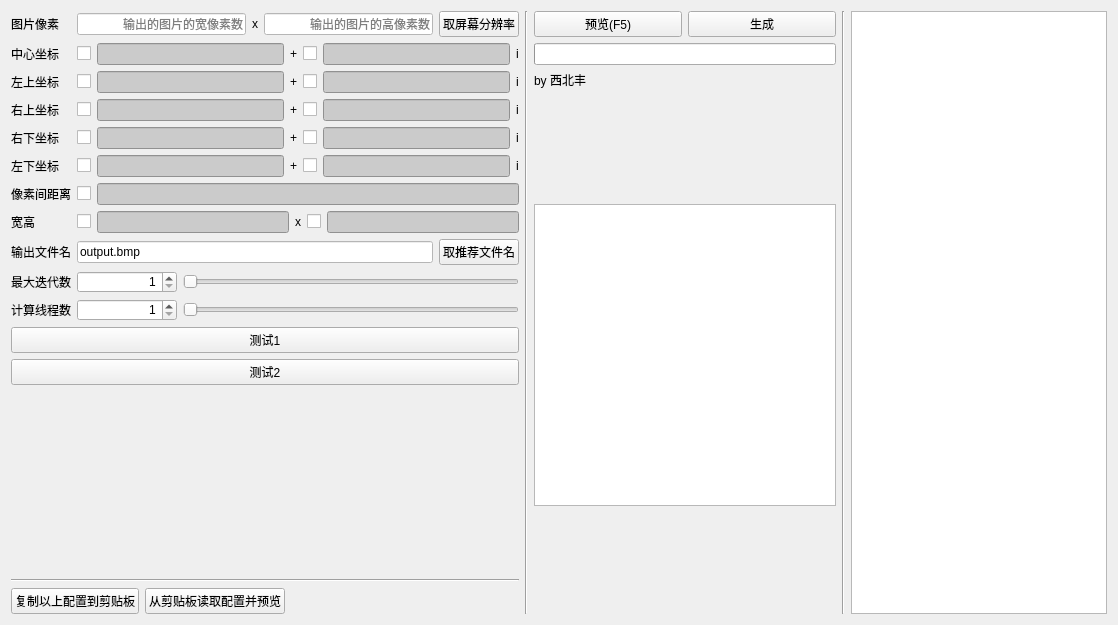
Above: mainwindow.ui from airaou/MandelbrotSetViewer before the change. Below: the same form after it.
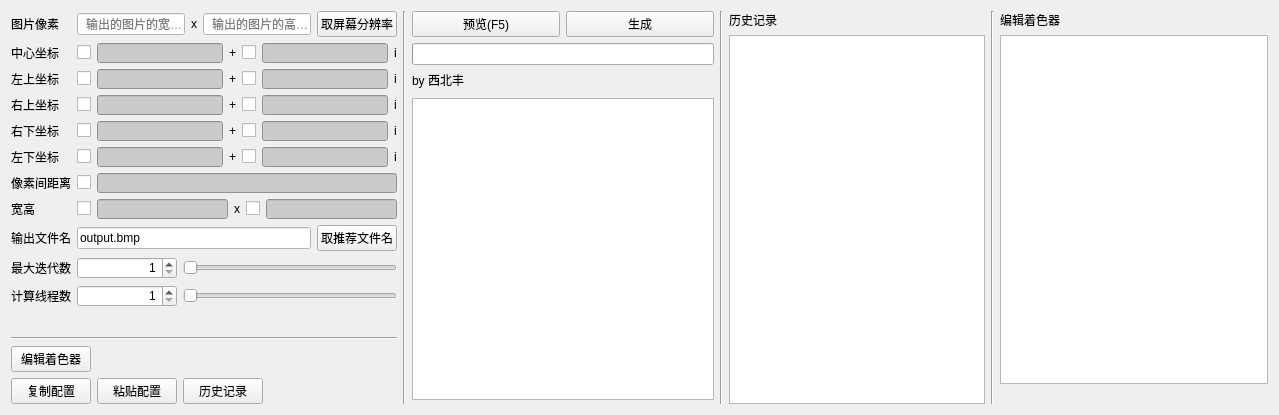
That is the form after the change.

Commit message: 完善lua着色器着色功能, 修复上色器对多线程的支持

Diff of the .ui file:
```diff
--- a/mainwindow.ui
+++ b/mainwindow.ui
@@ -6,8 +6,8 @@
    <rect>
     <x>0</x>
     <y>0</y>
-    <width>1118</width>
-    <height>625</height>
+    <width>1279</width>
+    <height>415</height>
    </rect>
   </property>
   <property name="sizeIncrement">
@@ -48,6 +48,12 @@
            <layout class="QHBoxLayout" name="horizontalLayout_20">
             <item>
              <widget class="QLineEdit" name="widthPixelLineEdit">
+              <property name="sizePolicy">
+               <sizepolicy hsizetype="MinimumExpanding" vsizetype="Fixed">
+                <horstretch>0</horstretch>
+                <verstretch>0</verstretch>
+               </sizepolicy>
+              </property>
               <property name="minimumSize">
                <size>
                 <width>0</width>
@@ -74,6 +80,12 @@
             </item>
             <item>
              <widget class="QLineEdit" name="heightPixelLineEdit">
+              <property name="sizePolicy">
+               <sizepolicy hsizetype="MinimumExpanding" vsizetype="Fixed">
+                <horstretch>0</horstretch>
+                <verstretch>0</verstretch>
+               </sizepolicy>
+              </property>
               <property name="minimumSize">
                <size>
                 <width>0</width>
@@ -119,6 +131,12 @@
             </item>
             <item>
              <widget class="QLineEdit" name="centerRealLineEdit">
+              <property name="sizePolicy">
+               <sizepolicy hsizetype="MinimumExpanding" vsizetype="Fixed">
+                <horstretch>0</horstretch>
+                <verstretch>0</verstretch>
+               </sizepolicy>
+              </property>
               <property name="minimumSize">
                <size>
                 <width>100</width>
@@ -156,6 +174,12 @@
             </item>
             <item>
              <widget class="QLineEdit" name="centerImagLineEdit">
+              <property name="sizePolicy">
+               <sizepolicy hsizetype="MinimumExpanding" vsizetype="Fixed">
+                <horstretch>0</horstretch>
+                <verstretch>0</verstretch>
+               </sizepolicy>
+              </property>
               <property name="minimumSize">
                <size>
                 <width>100</width>
@@ -204,6 +228,12 @@
             </item>
             <item>
              <widget class="QLineEdit" name="LURealLineEdit">
+              <property name="sizePolicy">
+               <sizepolicy hsizetype="MinimumExpanding" vsizetype="Fixed">
+                <horstretch>0</horstretch>
+                <verstretch>0</verstretch>
+               </sizepolicy>
+              </property>
               <property name="minimumSize">
                <size>
                 <width>0</width>
@@ -241,6 +271,12 @@
             </item>
             <item>
              <widget class="QLineEdit" name="LUImagLineEdit">
+              <property name="sizePolicy">
+               <sizepolicy hsizetype="MinimumExpanding" vsizetype="Fixed">
+                <horstretch>0</horstretch>
+                <verstretch>0</verstretch>
+               </sizepolicy>
+              </property>
               <property name="minimumSize">
                <size>
                 <width>0</width>
@@ -289,6 +325,12 @@
             </item>
             <item>
              <widget class="QLineEdit" name="RURealLineEdit">
+              <property name="sizePolicy">
+               <sizepolicy hsizetype="MinimumExpanding" vsizetype="Fixed">
+                <horstretch>0</horstretch>
+                <verstretch>0</verstretch>
+               </sizepolicy>
+              </property>
               <property name="minimumSize">
                <size>
                 <width>0</width>
@@ -326,6 +368,12 @@
             </item>
             <item>
              <widget class="QLineEdit" name="RUImagLineEdit">
+              <property name="sizePolicy">
+               <sizepolicy hsizetype="MinimumExpanding" vsizetype="Fixed">
+                <horstretch>0</horstretch>
+                <verstretch>0</verstretch>
+               </sizepolicy>
+              </property>
               <property name="minimumSize">
                <size>
                 <width>0</width>
@@ -374,6 +422,12 @@
             </item>
             <item>
              <widget class="QLineEdit" name="RDRealLineEdit">
+              <property name="sizePolicy">
+               <sizepolicy hsizetype="MinimumExpanding" vsizetype="Fixed">
+                <horstretch>0</horstretch>
+                <verstretch>0</verstretch>
+               </sizepolicy>
+              </property>
               <property name="minimumSize">
                <size>
                 <width>0</width>
@@ -411,6 +465,12 @@
             </item>
             <item>
              <widget class="QLineEdit" name="RDImagLineEdit">
+              <property name="sizePolicy">
+               <sizepolicy hsizetype="MinimumExpanding" vsizetype="Fixed">
+                <horstretch>0</horstretch>
+                <verstretch>0</verstretch>
+               </sizepolicy>
+              </property>
               <property name="minimumSize">
                <size>
                 <width>0</width>
@@ -459,6 +519,12 @@
             </item>
             <item>
              <widget class="QLineEdit" name="LDRealLineEdit">
+              <property name="sizePolicy">
+               <sizepolicy hsizetype="MinimumExpanding" vsizetype="Fixed">
+                <horstretch>0</horstretch>
+                <verstretch>0</verstretch>
+               </sizepolicy>
+              </property>
               <property name="minimumSize">
                <size>
                 <width>0</width>
@@ -496,6 +562,12 @@
             </item>
             <item>
              <widget class="QLineEdit" name="LDImagLineEdit">
+              <property name="sizePolicy">
+               <sizepolicy hsizetype="MinimumExpanding" vsizetype="Fixed">
+                <horstretch>0</horstretch>
+                <verstretch>0</verstretch>
+               </sizepolicy>
+              </property>
               <property name="minimumSize">
                <size>
                 <width>0</width>
@@ -545,6 +617,12 @@
           </item>
           <item>
            <widget class="QLineEdit" name="pixelLineEdit">
+            <property name="sizePolicy">
+             <sizepolicy hsizetype="MinimumExpanding" vsizetype="Fixed">
+              <horstretch>0</horstretch>
+              <verstretch>0</verstretch>
+             </sizepolicy>
+            </property>
             <property name="minimumSize">
              <size>
               <width>0</width>
@@ -581,6 +659,12 @@
             </item>
             <item>
              <widget class="QLineEdit" name="widthLineEdit">
+              <property name="sizePolicy">
+               <sizepolicy hsizetype="MinimumExpanding" vsizetype="Fixed">
+                <horstretch>0</horstretch>
+                <verstretch>0</verstretch>
+               </sizepolicy>
+              </property>
               <property name="minimumSize">
                <size>
                 <width>0</width>
@@ -618,6 +702,12 @@
             </item>
             <item>
              <widget class="QLineEdit" name="heightLineEdit">
+              <property name="sizePolicy">
+               <sizepolicy hsizetype="MinimumExpanding" vsizetype="Fixed">
+                <horstretch>0</horstretch>
+                <verstretch>0</verstretch>
+               </sizepolicy>
+              </property>
               <property name="minimumSize">
                <size>
                 <width>0</width>
@@ -647,6 +737,12 @@
          <layout class="QHBoxLayout" name="horizontalLayout_25">
           <item>
            <widget class="QLineEdit" name="filenameLineEdit">
+            <property name="sizePolicy">
+             <sizepolicy hsizetype="MinimumExpanding" vsizetype="Fixed">
+              <horstretch>0</horstretch>
+              <verstretch>0</verstretch>
+             </sizepolicy>
+            </property>
             <property name="minimumSize">
              <size>
               <width>0</width>
@@ -761,20 +857,6 @@
         </item>
        </layout>
       </item>
-      <item>
-       <widget class="QPushButton" name="test1PushButton">
-        <property name="text">
-         <string>测试1</string>
-        </property>
-       </widget>
-      </item>
-      <item>
-       <widget class="QPushButton" name="test2PushButton">
-        <property name="text">
-         <string>测试2</string>
-        </property>
-       </widget>
-      </item>
       <item>
        <layout class="QVBoxLayout" name="verticalLayout_5">
         <item>
@@ -797,19 +879,50 @@
           </property>
          </widget>
         </item>
+        <item>
+         <layout class="QHBoxLayout" name="horizontalLayout_28">
+          <item>
+           <widget class="QPushButton" name="editSenderPushButton">
+            <property name="text">
+             <string>编辑着色器</string>
+            </property>
+           </widget>
+          </item>
+          <item>
+           <spacer name="horizontalSpacer_2">
+            <property name="orientation">
+             <enum>Qt::Horizontal</enum>
+            </property>
+            <property name="sizeHint" stdset="0">
+             <size>
+              <width>40</width>
+              <height>20</height>
+             </size>
+            </property>
+           </spacer>
+          </item>
+         </layout>
+        </item>
         <item>
          <layout class="QHBoxLayout" name="horizontalLayout_26">
           <item>
            <widget class="QPushButton" name="copyConfigPushButton">
             <property name="text">
-             <string>复制以上配置到剪贴板</string>
+             <string>复制配置</string>
             </property>
            </widget>
           </item>
           <item>
            <widget class="QPushButton" name="pasteConfigPushButton">
             <property name="text">
-             <string>从剪贴板读取配置并预览</string>
+             <string>粘贴配置</string>
+            </property>
+           </widget>
+          </item>
+          <item>
+           <widget class="QPushButton" name="openHistoryPushButton">
+            <property name="text">
+             <string>历史记录</string>
             </property>
            </widget>
           </item>
@@ -833,7 +946,7 @@
      </layout>
     </item>
     <item>
-     <widget class="Line" name="line">
+     <widget class="Line" name="showLine">
       <property name="orientation">
        <enum>Qt::Vertical</enum>
       </property>
@@ -953,25 +1066,71 @@
      </layout>
     </item>
     <item>
-     <widget class="Line" name="line_3">
+     <widget class="Line" name="historyLine">
       <property name="orientation">
        <enum>Qt::Vertical</enum>
       </property>
      </widget>
     </item>
     <item>
-     <widget class="QListView" name="listView">
-      <property name="sizePolicy">
-       <sizepolicy hsizetype="Minimum" vsizetype="Expanding">
-        <horstretch>0</horstretch>
-        <verstretch>0</verstretch>
-       </sizepolicy>
+     <layout class="QVBoxLayout" name="historyVerticalLayout">
+      <item>
+       <widget class="QLabel" name="historyLabel">
+        <property name="text">
+         <string>历史记录</string>
+        </property>
+       </widget>
+      </item>
+      <item>
+       <widget class="QListView" name="historyListView">
+        <property name="sizePolicy">
+         <sizepolicy hsizetype="Minimum" vsizetype="Expanding">
+          <horstretch>0</horstretch>
+          <verstretch>0</verstretch>
+         </sizepolicy>
+        </property>
+        <property name="editTriggers">
+         <set>QAbstractItemView::NoEditTriggers</set>
+        </property>
+       </widget>
+      </item>
+     </layout>
+    </item>
+    <item>
+     <widget class="Line" name="shaderLine">
+      <property name="orientation">
+       <enum>Qt::Vertical</enum>
       </property>
-      <property name="editTriggers">
-       <set>QAbstractItemView::NoEditTriggers</set>
-      </property>
      </widget>
     </item>
+    <item>
+     <layout class="QVBoxLayout" name="shaderVerticalLayout">
+      <item>
+       <widget class="QLabel" name="shaderLabel">
+        <property name="text">
+         <string>编辑着色器</string>
+        </property>
+       </widget>
+      </item>
+      <item>
+       <widget class="QTextEdit" name="shaderTextEdit">
+        <property name="sizePolicy">
+         <sizepolicy hsizetype="Expanding" vsizetype="Expanding">
+          <horstretch>0</horstretch>
+          <verstretch>0</verstretch>
+         </sizepolicy>
+        </property>
+       </widget>
+      </item>
+      <item>
+       <widget class="QLabel" name="shaderErrorLabel">
+        <property name="text">
+         <string/>
+        </property>
+       </widget>
+      </item>
+     </layout>
+    </item>
    </layout>
   </widget>
  </widget>
```
The commit also changes 12 other files.
